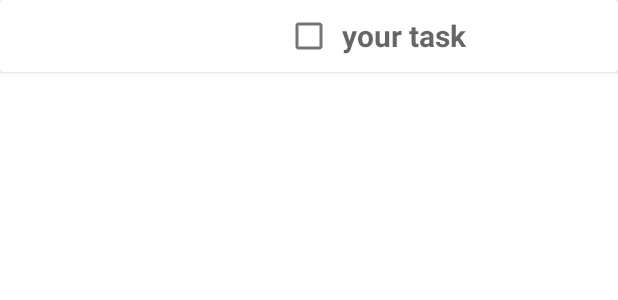
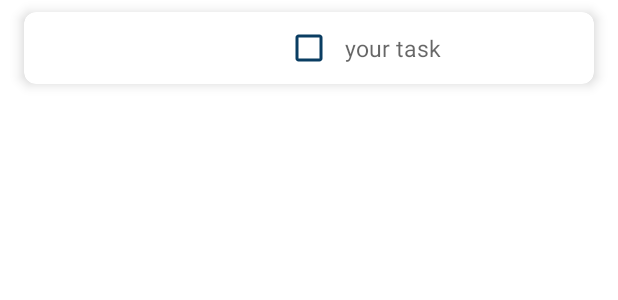
Before and after one commit to AGtch/Task-Checked-app-, an Android app: the layout item_design.xml on its own in the app's theme, with its tools: preview values and no code run, on a phone screen of 412 x 824 dp. Shown: the top 300 px of the screen. Run offline under Robolectric (Android 15) with nearby library versions, the phone set to English and light mode, and no system bars.

Commit message:
Tasks added successfully and Show in RecyclerView - version 0.1

```diff
--- a/app/src/main/java/com/example/checktask/TaskAdapter.java
+++ b/app/src/main/java/com/example/checktask/TaskAdapter.java
@@ -22,7 +22,7 @@ import java.util.List;
 
 public class TaskAdapter extends RecyclerView.Adapter<TaskAdapter.ViewHolder> {
     List<TaskModel> taskList ;
-    private MainActivity mainActivity ;
+    private final MainActivity mainActivity ;
     DataBaseHandle myDataBase ;
 
     public TaskAdapter(DataBaseHandle myDataBase , MainActivity mainActivity  ){
--- a/app/src/main/res/layout/item_design.xml
+++ b/app/src/main/res/layout/item_design.xml
@@ -1,15 +1,22 @@
 <?xml version="1.0" encoding="utf-8"?>
-<androidx.cardview.widget.CardView xmlns:android="http://schemas.android.com/apk/res/android"
+<androidx.cardview.widget.CardView
+    xmlns:android="http://schemas.android.com/apk/res/android"
     android:layout_width="match_parent"
-    android:layout_height="wrap_content">
-    <CheckBox
+    android:layout_height="wrap_content"
+    xmlns:app="http://schemas.android.com/apk/res-auto"
+    app:cardCornerRadius="8dp"
+    app:cardElevation="5dp"
+    android:layout_marginHorizontal="16dp"
+    android:layout_marginVertical="8dp">
+
+    <com.google.android.material.checkbox.MaterialCheckBox
         android:id="@+id/your_task"
         android:layout_width="match_parent"
-        android:layout_height="match_parent"
-        android:textSize="20sp"
-        android:hint="your task"
-        android:textStyle="bold"
+        android:layout_height="wrap_content"
+        android:textSize="15sp"
+        android:hint="@string/your_task"
+        android:buttonTint="@color/colorPrimaryDark"
         android:gravity="start|center"
-        android:padding="6dp"
+        android:padding="8dp"
         />
 </androidx.cardview.widget.CardView>
--- a/app/src/main/res/values-night/strings.xml
+++ b/app/src/main/res/values-night/strings.xml
@@ -2,4 +2,5 @@
 <resources>
     <string name="todo">TODO</string>
     <string name="add_new_task">Add new task</string>
+    <string name="your_task">your task</string>
 </resources>
--- a/app/src/main/res/values/strings.xml
+++ b/app/src/main/res/values/strings.xml
@@ -5,4 +5,5 @@
     <string name="To_do_tasks">To Do Tasks</string>
     <string name="add_new_task">Add new task</string>
     <string name="todo">TODO</string>
+    <string name="your_task">your task</string>
 </resources>
```
Also changed, not shown: app/src/main/java/com/example/checktask/AddNewItemsBottomSheetDialog.java (+9 -4 lines), app/src/main/java/com/example/checktask/MainActivity.java (+13 -2 lines), app/src/main/java/com/example/checktask/Utils/DataBaseHandle.java (+14 -14 lines).
